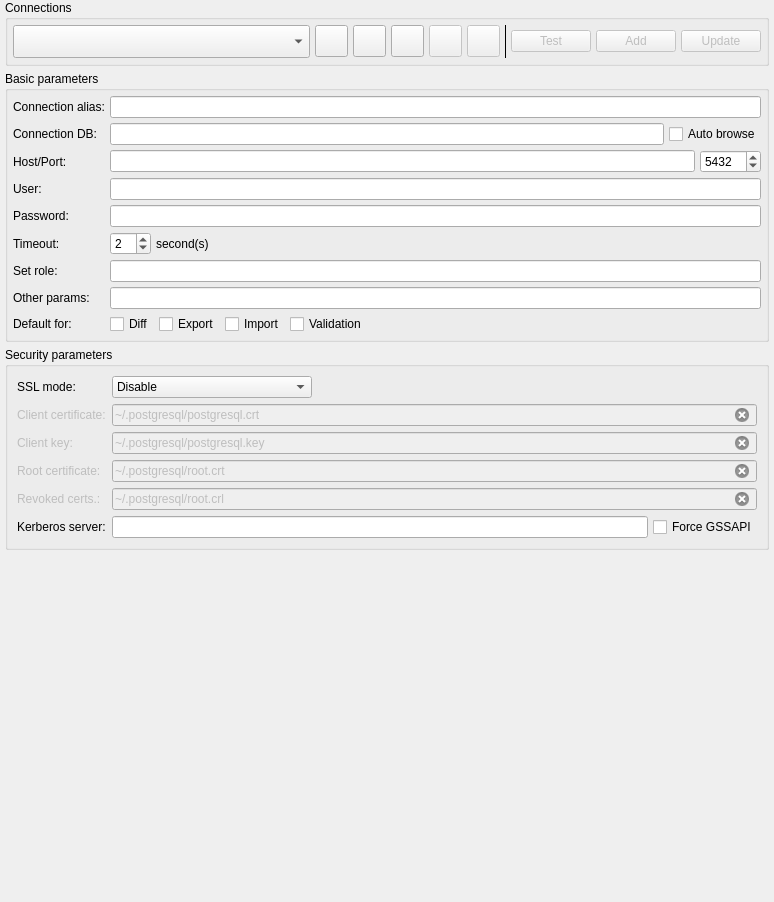
Above: libs/libgui/ui/settings/connectionsconfigwidget.ui from arichiardi/pgmodeler before the change. Below: the same form after it.
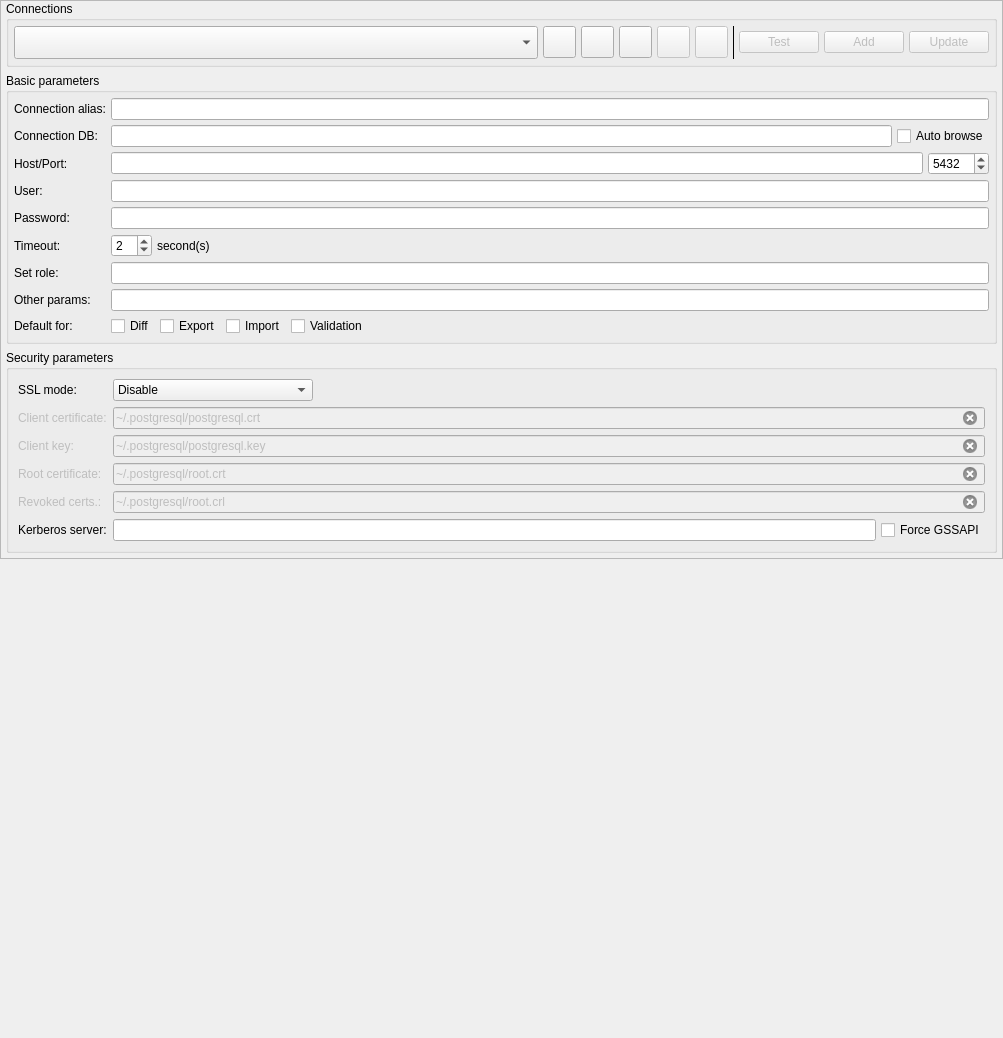
That is the form after the change. Icons and pictures are not drawn.

Commit message: Minor adjustments in UI of configuration widgets

```diff
--- a/libs/libgui/ui/settings/connectionsconfigwidget.ui
+++ b/libs/libgui/ui/settings/connectionsconfigwidget.ui
@@ -6,8 +6,8 @@
    <rect>
     <x>0</x>
     <y>0</y>
-    <width>774</width>
-    <height>902</height>
+    <width>1003</width>
+    <height>1038</height>
    </rect>
   </property>
   <property name="sizePolicy">
@@ -25,286 +25,330 @@
   <property name="windowTitle">
    <string>Edit database connections</string>
   </property>
-  <layout class="QGridLayout" name="conn_cfg_grid">
+  <layout class="QVBoxLayout" name="verticalLayout_2">
    <property name="leftMargin">
-    <number>5</number>
+    <number>0</number>
    </property>
    <property name="topMargin">
     <number>0</number>
    </property>
    <property name="rightMargin">
-    <number>5</number>
+    <number>0</number>
    </property>
    <property name="bottomMargin">
+    <number>0</number>
+   </property>
+   <item>
+    <widget class="QFrame" name="bg_frame">
+     <property name="frameShape">
+      <enum>QFrame::Shape::StyledPanel</enum>
+     </property>
+     <property name="frameShadow">
+      <enum>QFrame::Shadow::Raised</enum>
+     </property>
+     <layout class="QVBoxLayout" name="verticalLayout">
+      <property name="leftMargin">
     <number>5</number>
    </property>
-   <property name="spacing">
+      <property name="topMargin">
+       <number>0</number>
+      </property>
+      <property name="rightMargin">
     <number>5</number>
    </property>
-   <item row="2" column="0" colspan="2">
-    <widget class="QGroupBox" name="security_grp">
+      <property name="bottomMargin">
+       <number>5</number>
+      </property>
+      <item>
+       <widget class="QGroupBox" name="conn_btns_grp">
      <property name="sizePolicy">
-      <sizepolicy hsizetype="Expanding" vsizetype="Preferred">
+         <sizepolicy hsizetype="Expanding" vsizetype="Fixed">
        <horstretch>0</horstretch>
        <verstretch>0</verstretch>
       </sizepolicy>
      </property>
      <property name="title">
-      <string>Security parameters</string>
-     </property>
-     <layout class="QGridLayout" name="gridLayout_3">
-      <item row="0" column="0">
-       <widget class="QLabel" name="ssl_mode_lbl">
+         <string>Connections</string>
+        </property>
+        <layout class="QHBoxLayout" name="horizontalLayout_10">
+         <property name="spacing">
+          <number>5</number>
+         </property>
+         <property name="leftMargin">
+          <number>5</number>
+         </property>
+         <property name="topMargin">
+          <number>5</number>
+         </property>
+         <property name="rightMargin">
+          <number>5</number>
+         </property>
+         <property name="bottomMargin">
+          <number>5</number>
+         </property>
+         <item>
+          <widget class="QComboBox" name="connections_cmb">
         <property name="sizePolicy">
-         <sizepolicy hsizetype="Fixed" vsizetype="Preferred">
+            <sizepolicy hsizetype="Expanding" vsizetype="Preferred">
           <horstretch>0</horstretch>
           <verstretch>0</verstretch>
          </sizepolicy>
         </property>
+           <property name="insertPolicy">
+            <enum>QComboBox::InsertPolicy::InsertAtBottom</enum>
+           </property>
+           <property name="sizeAdjustPolicy">
+            <enum>QComboBox::SizeAdjustPolicy::AdjustToMinimumContentsLengthWithIcon</enum>
+           </property>
+           <property name="iconSize">
+            <size>
+             <width>25</width>
+             <height>25</height>
+            </size>
+           </property>
+          </widget>
+         </item>
+         <item>
+          <widget class="QToolButton" name="new_tb">
+           <property name="enabled">
+            <bool>true</bool>
+           </property>
+           <property name="toolTip">
+            <string>Create new connection</string>
+           </property>
         <property name="text">
-         <string>SSL mode:</string>
-        </property>
-       </widget>
-      </item>
-      <item row="0" column="1">
-       <layout class="QHBoxLayout" name="horizontalLayout_3">
+            <string/>
+           </property>
+           <property name="icon">
+            <iconset resource="../../res/resources.qrc">
+             <normaloff>:/icons/icons/new.png</normaloff>:/icons/icons/new.png</iconset>
+           </property>
+           <property name="iconSize">
+            <size>
+             <width>25</width>
+             <height>25</height>
+            </size>
+           </property>
+          </widget>
+         </item>
+         <item>
+          <widget class="QToolButton" name="cancel_tb">
+           <property name="enabled">
+            <bool>true</bool>
+           </property>
+           <property name="toolTip">
+            <string>Cancel edition</string>
+           </property>
+           <property name="text">
+            <string/>
+           </property>
+           <property name="icon">
+            <iconset resource="../../res/resources.qrc">
+             <normaloff>:/icons/icons/cancel.png</normaloff>:/icons/icons/cancel.png</iconset>
+           </property>
+           <property name="iconSize">
+            <size>
+             <width>25</width>
+             <height>25</height>
+            </size>
+           </property>
+          </widget>
+         </item>
+         <item>
+          <widget class="QToolButton" name="duplicate_tb">
+           <property name="enabled">
+            <bool>true</bool>
+           </property>
+           <property name="toolTip">
+            <string>Duplicate the selected connection</string>
+           </property>
+           <property name="text">
+            <string/>
+           </property>
+           <property name="icon">
+            <iconset resource="../../res/resources.qrc">
+             <normaloff>:/icons/icons/duplicate.png</normaloff>:/icons/icons/duplicate.png</iconset>
+           </property>
+           <property name="iconSize">
+            <size>
+             <width>25</width>
+             <height>25</height>
+            </size>
+           </property>
+          </widget>
+         </item>
+         <item>
+          <widget class="QToolButton" name="edit_tb">
+           <property name="enabled">
+            <bool>false</bool>
+           </property>
+           <property name="toolTip">
+            <string>Edit selected connection</string>
+           </property>
+           <property name="text">
+            <string/>
+           </property>
+           <property name="icon">
+            <iconset resource="../../res/resources.qrc">
+             <normaloff>:/icons/icons/edit.png</normaloff>:/icons/icons/edit.png</iconset>
+           </property>
+           <property name="iconSize">
+            <size>
+             <width>25</width>
+             <height>25</height>
+            </size>
+           </property>
+          </widget>
+         </item>
+         <item>
+          <widget class="QToolButton" name="remove_tb">
+           <property name="enabled">
+            <bool>false</bool>
+           </property>
+           <property name="toolTip">
+            <string>Delete selected connection</string>
+           </property>
+           <property name="text">
+            <string/>
+           </property>
+           <property name="icon">
+            <iconset resource="../../res/resources.qrc">
+             <normaloff>:/icons/icons/delete.png</normaloff>:/icons/icons/delete.png</iconset>
+           </property>
+           <property name="iconSize">
+            <size>
+             <width>25</width>
+             <height>25</height>
+            </size>
+           </property>
+          </widget>
+         </item>
+         <item>
+          <layout class="QHBoxLayout" name="horizontalLayout_2">
         <property name="spacing">
          <number>5</number>
         </property>
+           <property name="leftMargin">
+            <number>0</number>
+           </property>
         <item>
-         <widget class="QComboBox" name="ssl_mode_cmb">
-          <property name="minimumSize">
+            <widget class="Line" name="separator_ln">
+             <property name="maximumSize">
            <size>
-            <width>200</width>
-            <height>0</height>
-           </size>
-          </property>
-          <property name="iconSize">
-           <size>
-            <width>28</width>
-            <height>28</height>
-           </size>
-          </property>
-          <item>
-           <property name="text">
-            <string>Disable</string>
-           </property>
-          </item>
-          <item>
-           <property name="text">
-            <string>Allow</string>
-           </property>
-          </item>
-          <item>
-           <property name="text">
-            <string>Require</string>
-           </property>
-          </item>
-          <item>
-           <property name="text">
-            <string>AC verification</string>
-           </property>
-          </item>
-          <item>
-           <property name="text">
-            <string>Full verification</string>
-           </property>
-          </item>
-         </widget>
-        </item>
-        <item>
-         <spacer name="horizontalSpacer_2">
+               <width>1</width>
+               <height>16777215</height>
+              </size>
+             </property>
+             <property name="frameShadow">
+              <enum>QFrame::Shadow::Plain</enum>
+             </property>
           <property name="orientation">
-           <enum>Qt::Orientation::Horizontal</enum>
-          </property>
-          <property name="sizeHint" stdset="0">
-           <size>
-            <width>40</width>
-            <height>20</height>
-           </size>
-          </property>
-         </spacer>
-        </item>
-       </layout>
-      </item>
-      <item row="1" column="0">
-       <widget class="QLabel" name="client_cert_lbl">
-        <property name="enabled">
-         <bool>false</bool>
-        </property>
-        <property name="sizePolicy">
-         <sizepolicy hsizetype="Fixed" vsizetype="Preferred">
-          <horstretch>0</horstretch>
-          <verstretch>0</verstretch>
-         </sizepolicy>
-        </property>
-        <property name="text">
-         <string>Client certificate:</string>
-        </property>
-       </widget>
-      </item>
-      <item row="1" column="1">
-       <widget class="QLineEdit" name="client_cert_edt">
+              <enum>Qt::Orientation::Vertical</enum>
+             </property>
+            </widget>
+           </item>
+           <item>
+            <widget class="QPushButton" name="test_tb">
         <property name="enabled">
          <bool>false</bool>
         </property>
-        <property name="text">
-         <string>~/.postgresql/postgresql.crt</string>
-        </property>
-        <property name="placeholderText">
-         <string/>
-        </property>
-        <property name="clearButtonEnabled">
-         <bool>true</bool>
-        </property>
-       </widget>
-      </item>
-      <item row="2" column="0">
-       <widget class="QLabel" name="client_key_lbl">
-        <property name="enabled">
-         <bool>false</bool>
-        </property>
         <property name="sizePolicy">
-         <sizepolicy hsizetype="Fixed" vsizetype="Preferred">
+              <sizepolicy hsizetype="Preferred" vsizetype="Fixed">
           <horstretch>0</horstretch>
           <verstretch>0</verstretch>
          </sizepolicy>
         </property>
-        <property name="text">
-         <string>Client key:</string>
-        </property>
-       </widget>
-      </item>
-      <item row="2" column="1">
-       <widget class="QLineEdit" name="client_key_edt">
-        <property name="enabled">
-         <bool>false</bool>
-        </property>
+             <property name="maximumSize">
+              <size>
+               <width>16777215</width>
+               <height>16777215</height>
+              </size>
+             </property>
         <property name="text">
-         <string>~/.postgresql/postgresql.key</string>
-        </property>
-        <property name="placeholderText">
-         <string/>
-        </property>
-        <property name="clearButtonEnabled">
-         <bool>true</bool>
+              <string>Test</string>
+             </property>
+             <property name="icon">
+              <iconset resource="../../res/resources.qrc">
+               <normaloff>:/icons/icons/connection.png</normaloff>:/icons/icons/connection.png</iconset>
+             </property>
+             <property name="iconSize">
+              <size>
+               <width>25</width>
+               <height>25</height>
+              </size>
         </property>
        </widget>
       </item>
-      <item row="3" column="0">
-       <widget class="QLabel" name="root_cert_lbl">
+           <item>
+            <widget class="QPushButton" name="add_tb">
         <property name="enabled">
          <bool>false</bool>
         </property>
         <property name="sizePolicy">
-         <sizepolicy hsizetype="Fixed" vsizetype="Preferred">
+              <sizepolicy hsizetype="Preferred" vsizetype="Fixed">
           <horstretch>0</horstretch>
           <verstretch>0</verstretch>
          </sizepolicy>
         </property>
-        <property name="text">
-         <string>Root certificate:</string>
-        </property>
-       </widget>
-      </item>
-      <item row="3" column="1">
-       <widget class="QLineEdit" name="root_cert_edt">
-        <property name="enabled">
-         <bool>false</bool>
-        </property>
+             <property name="maximumSize">
+              <size>
+               <width>16777215</width>
+               <height>16777215</height>
+              </size>
+             </property>
         <property name="text">
-         <string>~/.postgresql/root.crt</string>
-        </property>
-        <property name="placeholderText">
-         <string/>
-        </property>
-        <property name="clearButtonEnabled">
-         <bool>true</bool>
+              <string>Add</string>
+             </property>
+             <property name="icon">
+              <iconset resource="../../res/resources.qrc">
+               <normaloff>:/icons/icons/add.png</normaloff>:/icons/icons/add.png</iconset>
+             </property>
+             <property name="iconSize">
+              <size>
+               <width>25</width>
+               <height>25</height>
+              </size>
         </property>
        </widget>
       </item>
-      <item row="4" column="0">
-       <widget class="QLabel" name="crl_lbl">
+           <item>
+            <widget class="QPushButton" name="update_tb">
         <property name="enabled">
          <bool>false</bool>
         </property>
         <property name="sizePolicy">
-         <sizepolicy hsizetype="Fixed" vsizetype="Preferred">
+              <sizepolicy hsizetype="Preferred" vsizetype="Fixed">
           <horstretch>0</horstretch>
           <verstretch>0</verstretch>
          </sizepolicy>
         </property>
-        <property name="text">
-         <string>Revoked certs.:</string>
-        </property>
-       </widget>
-      </item>
-      <item row="4" column="1">
-       <widget class="QLineEdit" name="crl_edt">
-        <property name="enabled">
-         <bool>false</bool>
-        </property>
+             <property name="maximumSize">
+              <size>
+               <width>16777215</width>
+               <height>16777215</height>
+              </size>
+             </property>
         <property name="text">
-         <string>~/.postgresql/root.crl</string>
-        </property>
-        <property name="placeholderText">
-         <string/>
-        </property>
-        <property name="clearButtonEnabled">
-         <bool>true</bool>
+              <string>Update</string>
+             </property>
+             <property name="icon">
+              <iconset resource="../../res/resources.qrc">
+               <normaloff>:/icons/icons/refresh.png</normaloff>:/icons/icons/refresh.png</iconset>
+             </property>
+             <property name="iconSize">
+              <size>
+               <width>25</width>
+               <height>25</height>
+              </size>
         </property>
        </widget>
       </item>
-      <item row="5" column="0">
-       <widget class="QLabel" name="krb_server_lbl">
-        <property name="enabled">
-         <bool>true</bool>
-        </property>
-        <property name="sizePolicy">
-         <sizepolicy hsizetype="Fixed" vsizetype="Preferred">
-          <horstretch>0</horstretch>
-          <verstretch>0</verstretch>
-         </sizepolicy>
-        </property>
-        <property name="text">
-         <string>Kerberos server:</string>
-        </property>
-       </widget>
-      </item>
-      <item row="5" column="1">
-       <layout class="QHBoxLayout" name="horizontalLayout_8">
-        <property name="spacing">
-         <number>5</number>
-        </property>
-        <item>
-         <widget class="QLineEdit" name="krb_server_edt">
-          <property name="enabled">
-           <bool>true</bool>
-          </property>
-          <property name="clearButtonEnabled">
-           <bool>true</bool>
-          </property>
-         </widget>
-        </item>
-        <item>
-         <widget class="QCheckBox" name="gssapi_auth_chk">
-          <property name="sizePolicy">
-           <sizepolicy hsizetype="Fixed" vsizetype="Fixed">
-            <horstretch>0</horstretch>
-            <verstretch>0</verstretch>
-           </sizepolicy>
-          </property>
-          <property name="text">
-           <string>Force GSSAPI</string>
-          </property>
-         </widget>
-        </item>
        </layout>
       </item>
      </layout>
     </widget>
    </item>
-   <item row="1" column="0" colspan="2">
+      <item>
     <widget class="QGroupBox" name="basic_grp">
      <property name="sizePolicy">
       <sizepolicy hsizetype="Expanding" vsizetype="Preferred">
@@ -681,296 +725,273 @@
      </layout>
     </widget>
    </item>
-   <item row="0" column="0" colspan="2">
-    <widget class="QGroupBox" name="conn_btns_grp">
-     <property name="sizePolicy">
-      <sizepolicy hsizetype="Expanding" vsizetype="Fixed">
-       <horstretch>0</horstretch>
-       <verstretch>0</verstretch>
-      </sizepolicy>
-     </property>
-     <property name="title">
-      <string>Connections</string>
-     </property>
-     <layout class="QHBoxLayout" name="horizontalLayout_10">
-      <property name="spacing">
-       <number>5</number>
-      </property>
-      <property name="leftMargin">
-       <number>5</number>
-      </property>
-      <property name="topMargin">
-       <number>5</number>
-      </property>
-      <property name="rightMargin">
-       <number>5</number>
-      </property>
-      <property name="bottomMargin">
-       <number>5</number>
-      </property>
       <item>
-       <widget class="QComboBox" name="connections_cmb">
+       <widget class="QGroupBox" name="security_grp">
         <property name="sizePolicy">
          <sizepolicy hsizetype="Expanding" vsizetype="Preferred">
           <horstretch>0</horstretch>
           <verstretch>0</verstretch>
          </sizepolicy>
         </property>
-        <property name="insertPolicy">
-         <enum>QComboBox::InsertPolicy::InsertAtBottom</enum>
+        <property name="title">
+         <string>Security parameters</string>
         </property>
-        <property name="sizeAdjustPolicy">
-         <enum>QComboBox::SizeAdjustPolicy::AdjustToMinimumContentsLengthWithIcon</enum>
-        </property>
-        <property name="iconSize">
-         <size>
-          <width>25</width>
-          <height>25</height>
-         </size>
-        </property>
-       </widget>
-      </item>
-      <item>
-       <widget class="QToolButton" name="new_tb">
-        <property name="enabled">
-         <bool>true</bool>
-        </property>
-        <property name="toolTip">
-         <string>Create new connection</string>
-        </property>
+        <layout class="QGridLayout" name="gridLayout_3">
+         <item row="0" column="0">
+          <widget class="QLabel" name="ssl_mode_lbl">
+           <property name="sizePolicy">
+            <sizepolicy hsizetype="Fixed" vsizetype="Preferred">
+             <horstretch>0</horstretch>
+             <verstretch>0</verstretch>
+            </sizepolicy>
+           </property>
         <property name="text">
-         <string/>
-        </property>
-        <property name="icon">
-         <iconset resource="../../res/resources.qrc">
-          <normaloff>:/icons/icons/new.png</normaloff>:/icons/icons/new.png</iconset>
-        </property>
-        <property name="iconSize">
-         <size>
-          <width>25</width>
-          <height>25</height>
-         </size>
-        </property>
-       </widget>
-      </item>
-      <item>
-       <widget class="QToolButton" name="cancel_tb">
-        <property name="enabled">
-         <bool>true</bool>
-        </property>
-        <property name="toolTip">
-         <string>Cancel edition</string>
-        </property>
-        <property name="text">
-         <string/>
-        </property>
-        <property name="icon">
-         <iconset resource="../../res/resources.qrc">
-          <normaloff>:/icons/icons/cancel.png</normaloff>:/icons/icons/cancel.png</iconset>
-        </property>
-        <property name="iconSize">
-         <size>
-          <width>25</width>
-          <height>25</height>
-         </size>
-        </property>
-       </widget>
-      </item>
-      <item>
-       <widget class="QToolButton" name="duplicate_tb">
-        <property name="enabled">
-         <bool>true</bool>
-        </property>
-        <property name="toolTip">
-         <string>Duplicate the selected connection</string>
-        </property>
-        <property name="text">
-         <string/>
-        </property>
-        <property name="icon">
-         <iconset resource="../../res/resources.qrc">
-          <normaloff>:/icons/icons/duplicate.png</normaloff>:/icons/icons/duplicate.png</iconset>
-        </property>
-        <property name="iconSize">
-         <size>
-          <width>25</width>
-          <height>25</height>
-         </size>
-        </property>
-       </widget>
-      </item>
-      <item>
-       <widget class="QToolButton" name="edit_tb">
-        <property name="enabled">
-         <bool>false</bool>
-        </property>
-        <property name="toolTip">
-         <string>Edit selected connection</string>
-        </property>
-        <property name="text">
-         <string/>
-        </property>
-        <property name="icon">
-         <iconset resource="../../res/resources.qrc">
-          <normaloff>:/icons/icons/edit.png</normaloff>:/icons/icons/edit.png</iconset>
-        </property>
-        <property name="iconSize">
-         <size>
-          <width>25</width>
-          <height>25</height>
-         </size>
-        </property>
-       </widget>
-      </item>
-      <item>
-       <widget class="QToolButton" name="remove_tb">
-        <property name="enabled">
-         <bool>false</bool>
-        </property>
-        <property name="toolTip">
-         <string>Delete selected connection</string>
-        </property>
-        <property name="text">
-         <string/>
-        </property>
-        <property name="icon">
-         <iconset resource="../../res/resources.qrc">
-          <normaloff>:/icons/icons/delete.png</normaloff>:/icons/icons/delete.png</iconset>
-        </property>
-        <property name="iconSize">
-         <size>
-          <width>25</width>
-          <height>25</height>
-         </size>
-        </property>
-       </widget>
-      </item>
-      <item>
-       <layout class="QHBoxLayout" name="horizontalLayout_2">
+            <string>SSL mode:</string>
+           </property>
+          </widget>
+         </item>
+         <item row="0" column="1">
+          <layout class="QHBoxLayout" name="horizontalLayout_3">
         <property name="spacing">
          <number>5</number>
         </property>
-        <property name="leftMargin">
-         <number>0</number>
-        </property>
         <item>
-         <widget class="Line" name="separator_ln">
-          <property name="maximumSize">
+            <widget class="QComboBox" name="ssl_mode_cmb">
+             <property name="minimumSize">
            <size>
-            <width>1</width>
-            <height>16777215</height>
-           </size>
-          </property>
-          <property name="frameShadow">
-           <enum>QFrame::Shadow::Plain</enum>
-          </property>
+               <width>200</width>
+               <height>0</height>
+              </size>
+             </property>
+             <property name="iconSize">
+              <size>
+               <width>28</width>
+               <height>28</height>
+              </size>
+             </property>
+             <item>
+              <property name="text">
+               <string>Disable</string>
+              </property>
+             </item>
+             <item>
+              <property name="text">
+               <string>Allow</string>
+              </property>
+             </item>
+             <item>
+              <property name="text">
+               <string>Require</string>
+              </property>
+             </item>
+             <item>
+              <property name="text">
+               <string>AC verification</string>
+              </property>
+             </item>
+             <item>
+              <property name="text">
+               <string>Full verification</string>
+              </property>
+             </item>
+            </widget>
+           </item>
+           <item>
+            <spacer name="horizontalSpacer_2">
           <property name="orientation">
-           <enum>Qt::Orientation::Vertical</enum>
-          </property>
-         </widget>
-        </item>
-        <item>
-         <widget class="QPushButton" name="test_tb">
+              <enum>Qt::Orientation::Horizontal</enum>
+             </property>
+             <property name="sizeHint" stdset="0">
+              <size>
+               <width>40</width>
+               <height>20</height>
+              </size>
+             </property>
+            </spacer>
+           </item>
+          </layout>
+         </item>
+         <item row="1" column="0">
+          <widget class="QLabel" name="client_cert_lbl">
+           <property name="enabled">
+            <bool>false</bool>
+           </property>
+           <property name="sizePolicy">
+            <sizepolicy hsizetype="Fixed" vsizetype="Preferred">
+             <horstretch>0</horstretch>
+             <verstretch>0</verstretch>
+            </sizepolicy>
+           </property>
+           <property name="text">
+            <string>Client certificate:</string>
+           </property>
+          </widget>
+         </item>
+         <item row="1" column="1">
+          <widget class="QLineEdit" name="client_cert_edt">
           <property name="enabled">
            <bool>false</bool>
           </property>
+           <property name="text">
+            <string>~/.postgresql/postgresql.crt</string>
+           </property>
+           <property name="placeholderText">
+            <string/>
+           </property>
+           <property name="clearButtonEnabled">
+            <bool>true</bool>
+           </property>
+          </widget>
+         </item>
+         <item row="2" column="0">
+          <widget class="QLabel" name="client_key_lbl">
+           <property name="enabled">
+            <bool>false</bool>
+           </property>
           <property name="sizePolicy">
-           <sizepolicy hsizetype="Preferred" vsizetype="Fixed">
+            <sizepolicy hsizetype="Fixed" vsizetype="Preferred">
             <horstretch>0</horstretch>
             <verstretch>0</verstretch>
            </sizepolicy>
           </property>
-          <property name="maximumSize">
-           <size>
-            <width>16777215</width>
-            <height>16777215</height>
-           </size>
-          </property>
+           <property name="text">
+            <string>Client key:</string>
+           </property>
+          </widget>
+         </item>
+         <item row="2" column="1">
+          <widget class="QLineEdit" name="client_key_edt">
+           <property name="enabled">
+            <bool>false</bool>
+           </property>
           <property name="text">
-           <string>Test</string>
-          </property>
-          <property name="icon">
-           <iconset resource="../../res/resources.qrc">
-            <normaloff>:/icons/icons/connection.png</normaloff>:/icons/icons/connection.png</iconset>
-          </property>
-          <property name="iconSize">
-           <size>
-            <width>25</width>
-            <height>25</height>
-           </size>
+            <string>~/.postgresql/postgresql.key</string>
+           </property>
+           <property name="placeholderText">
+            <string/>
+           </property>
+           <property name="clearButtonEnabled">
+            <bool>true</bool>
           </property>
          </widget>
         </item>
-        <item>
-         <widget class="QPushButton" name="add_tb">
+         <item row="3" column="0">
+          <widget class="QLabel" name="root_cert_lbl">
           <property name="enabled">
            <bool>false</bool>
           </property>
           <property name="sizePolicy">
-           <sizepolicy hsizetype="Preferred" vsizetype="Fixed">
+            <sizepolicy hsizetype="Fixed" vsizetype="Preferred">
             <horstretch>0</horstretch>
             <verstretch>0</verstretch>
            </sizepolicy>
           </property>
-          <property name="maximumSize">
-           <size>
-            <width>16777215</width>
-            <height>16777215</height>
-           </size>
-          </property>
+           <property name="text">
+            <string>Root certificate:</string>
+           </property>
+          </widget>
+         </item>
+         <item row="3" column="1">
+          <widget class="QLineEdit" name="root_cert_edt">
+           <property name="enabled">
+            <bool>false</bool>
+           </property>
           <property name="text">
-           <string>Add</string>
-          </property>
-          <property name="icon">
-           <iconset resource="../../res/resources.qrc">
-            <normaloff>:/icons/icons/add.png</normaloff>:/icons/icons/add.png</iconset>
-          </property>
-          <property name="iconSize">
-           <size>
-            <width>25</width>
-            <height>25</height>
-           </size>
+            <string>~/.postgresql/root.crt</string>
+           </property>
+           <property name="placeholderText">
+            <string/>
+           </property>
+           <property name="clearButtonEnabled">
+            <bool>true</bool>
           </property>
          </widget>
         </item>
-        <item>
-         <widget class="QPushButton" name="update_tb">
+         <item row="4" column="0">
+          <widget class="QLabel" name="crl_lbl">
           <property name="enabled">
            <bool>false</bool>
           </property>
           <property name="sizePolicy">
-           <sizepolicy hsizetype="Preferred" vsizetype="Fixed">
+            <sizepolicy hsizetype="Fixed" vsizetype="Preferred">
             <horstretch>0</horstretch>
             <verstretch>0</verstretch>
            </sizepolicy>
           </property>
-          <property name="maximumSize">
-           <size>
-            <width>16777215</width>
-            <height>16777215</height>
-           </size>
-          </property>
+           <property name="text">
+            <string>Revoked certs.:</string>
+           </property>
+          </widget>
+         </item>
+         <item row="4" column="1">
+          <widget class="QLineEdit" name="crl_edt">
+           <property name="enabled">
+            <bool>false</bool>
+           </property>
           <property name="text">
-           <string>Update</string>
-          </property>
-          <property name="icon">
-           <iconset resource="../../res/resources.qrc">
-            <normaloff>:/icons/icons/refresh.png</normaloff>:/icons/icons/refresh.png</iconset>
-          </property>
-          <property name="iconSize">
-           <size>
-            <width>25</width>
-            <height>25</height>
-           </size>
+            <string>~/.postgresql/root.crl</string>
+           </property>
+           <property name="placeholderText">
+            <string/>
+           </property>
+           <property name="clearButtonEnabled">
+            <bool>true</bool>
           </property>
          </widget>
         </item>
+         <item row="5" column="0">
+          <widget class="QLabel" name="krb_server_lbl">
+           <property name="enabled">
+            <bool>true</bool>
+           </property>
+           <property name="sizePolicy">
+            <sizepolicy hsizetype="Fixed" vsizetype="Preferred">
+             <horstretch>0</horstretch>
+             <verstretch>0</verstretch>
+            </sizepolicy>
+           </property>
+           <property name="text">
+            <string>Kerberos server:</string>
+           </property>
+          </widget>
+         </item>
+         <item row="5" column="1">
+          <layout class="QHBoxLayout" name="horizontalLayout_8">
+           <property name="spacing">
+            <number>5</number>
+           </property>
+           <item>
+            <widget class="QLineEdit" name="krb_server_edt">
+             <property name="enabled">
+              <bool>true</bool>
+             </property>
+             <property name="clearButtonEnabled">
+              <bool>true</bool>
+             </property>
+            </widget>
+           </item>
+           <item>
+            <widget class="QCheckBox" name="gssapi_auth_chk">
+             <property name="sizePolicy">
+              <sizepolicy hsizetype="Fixed" vsizetype="Fixed">
+               <horstretch>0</horstretch>
+               <verstretch>0</verstretch>
+              </sizepolicy>
+             </property>
+             <property name="text">
+              <string>Force GSSAPI</string>
+             </property>
+            </widget>
+           </item>
        </layout>
       </item>
      </layout>
     </widget>
    </item>
-   <item row="3" column="0" rowspan="2">
+     </layout>
+    </widget>
+   </item>
+   <item>
     <spacer name="grid_vert_spacer">
      <property name="orientation">
       <enum>Qt::Orientation::Vertical</enum>
```
Lines whose indentation alone changed are shown as unchanged. The commit also changes 6 other files.
